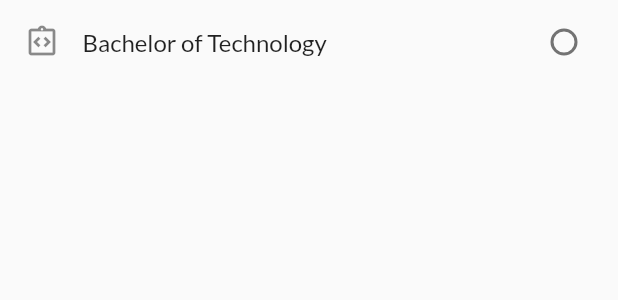
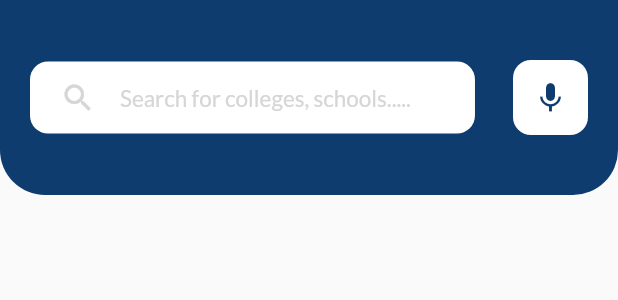
Before and after one commit to najmulmyself/Higher-Study, a Flutter app: the CustomRadioList widget shown alone on an empty page, opened directly, after a tap on "Bachelor of Technology", on a phone screen of 412 x 824 dp. Shown: the top 300 px of the screen. Run offline on Flutter 3.47's test engine with Material 2 defaults, Android fonts, the phone set to English and light mode, and no system bars; our stand-ins replace bottom_navy_bar, google_fonts, persistent_bottom_nav_bar.

Commit message:
added custom header with another screen parameter

```diff
--- a/lib/component/custom_radio_list.dart
+++ b/lib/component/custom_radio_list.dart
@@ -1,30 +1,53 @@
+// ignore_for_file: prefer_const_constructors, prefer_const_constructors_in_immutables, use_key_in_widget_constructors
+
 import 'package:flutter/material.dart';
+import 'package:higher_study/screens/college_list_screen.dart';
+import 'package:higher_study/screens/dummy_screen.dart';
 
-class CustomRadioList extends StatelessWidget {
+class CustomRadioList extends StatefulWidget {
   CustomRadioList({
     required this.title,
     required this.icon,
   });
   final title;
   final icon;
+
+  @override
+  State<CustomRadioList> createState() => _CustomRadioListState();
+}
+
+class _CustomRadioListState extends State<CustomRadioList> {
   @override
   Widget build(BuildContext context) {
     return RadioListTile(
+      activeColor: Color(0xff0E3C6E),
       toggleable: true,
       controlAffinity: ListTileControlAffinity.trailing,
-      value: '',
-      groupValue: title,
-      title: Row(children: [
-        Icon(icon),
-        SizedBox(
-          width: 15,
+      value: 'Bachelor of Engineering',
+      groupValue: '',
+      title: GestureDetector(
+        onTap: () {
+          Navigator.push(
+            context,
+            MaterialPageRoute(
+              builder: (context) => CollegeList(),
+            ),
+          );
+        },
+        child: Row(
+          children: [
+            Icon(widget.icon),
+            SizedBox(
+              width: 15,
+            ),
+            Text(widget.title!)
+          ],
         ),
-        Text(title!)
-      ]),
-      onChanged: (value) {
-        // setState(() {
-        //     gender = value.toString();
-        // });
+      ),
+      onChanged: (newValue) {
+        setState(() {
+          // value = newValue.toString();
+        });
       },
     );
   }
--- a/lib/component/header.dart
+++ b/lib/component/header.dart
@@ -1,17 +1,16 @@
-// ignore_for_file: prefer_const_constructors
+// ignore_for_file: prefer_const_constructors, prefer_const_literals_to_create_immutables
 
 import 'package:flutter/material.dart';
 import 'package:higher_study/component/search_bar.dart';
 
 class Header extends StatelessWidget {
-  const Header({
-    Key? key,
-  }) : super(key: key);
+  Header({this.anotherScreen = false});
+  bool? anotherScreen;
 
   @override
   Widget build(BuildContext context) {
     return Container(
-      height: 250,
+      height: anotherScreen == false ? 250 : 130,
       width: double.infinity,
       decoration: BoxDecoration(
         color: Color(0xff0E3C6E),
@@ -24,7 +23,8 @@ class Header extends StatelessWidget {
         padding: const EdgeInsets.symmetric(horizontal: 20, vertical: 40),
         child: Column(
           children: [
-            Row(
+            anotherScreen == false
+                ? Row(
                     mainAxisAlignment: MainAxisAlignment.spaceBetween,
                     children: [
                       // ignore: prefer_const_literals_to_create_immutables
@@ -67,10 +67,13 @@ class Header extends StatelessWidget {
                         ],
                       )
                     ],
-            ),
-            SizedBox(
+                  )
+                : Container(),
+            anotherScreen == false
+                ? SizedBox(
                     height: 50,
-            ),
+                  )
+                : SizedBox(),
             SearchBar(),
           ],
         ),
--- a/lib/main.dart
+++ b/lib/main.dart
@@ -3,6 +3,7 @@
 import 'package:flutter/cupertino.dart';
 import 'package:flutter/material.dart';
 import 'package:google_fonts/google_fonts.dart';
+import 'package:higher_study/screens/dummy_screen.dart';
 import 'package:higher_study/screens/home_page.dart';
 import 'package:persistent_bottom_nav_bar/persistent-tab-view.dart';
 
--- /dev/null
+++ b/lib/screens/college_list_screen.dart
@@ -0,0 +1,22 @@
+// ignore_for_file: prefer_const_literals_to_create_immutables
+
+import 'package:flutter/material.dart';
+import 'package:higher_study/component/header.dart';
+import 'package:higher_study/component/search_bar.dart';
+
+class CollegeList extends StatelessWidget {
+  const CollegeList({Key? key}) : super(key: key);
+
+  @override
+  Widget build(BuildContext context) {
+    return Scaffold(
+      body: Column(
+        children: [
+          Header(
+            anotherScreen: true,
+          ),
+        ],
+      ),
+    );
+  }
+}
--- a/lib/screens/home_material.dart
+++ b/lib/screens/home_material.dart
@@ -2,12 +2,8 @@
 
 import 'package:flutter/material.dart';
 import 'package:higher_study/component/cat_card.dart';
-import 'package:higher_study/component/custom_radio_list.dart';
 import 'package:higher_study/component/header.dart';
-import 'package:higher_study/main.dart';
 import 'package:higher_study/modal/show_modal.dart';
-import 'package:higher_study/screens/home_page.dart';
-import 'package:persistent_bottom_nav_bar/persistent-tab-view.dart';
 
 class HomeMat extends StatefulWidget {
   // HomeMat({required this.isCatActive});
```
Also changed, not shown: lib/modal/show_modal.dart (+6 -6 lines), lib/screens/dummy_screen.dart (added, +35 -0 lines), lib/screens/eng_college_list.dart (added, +10 -0 lines). Lines whose indentation alone changed are shown as unchanged.
